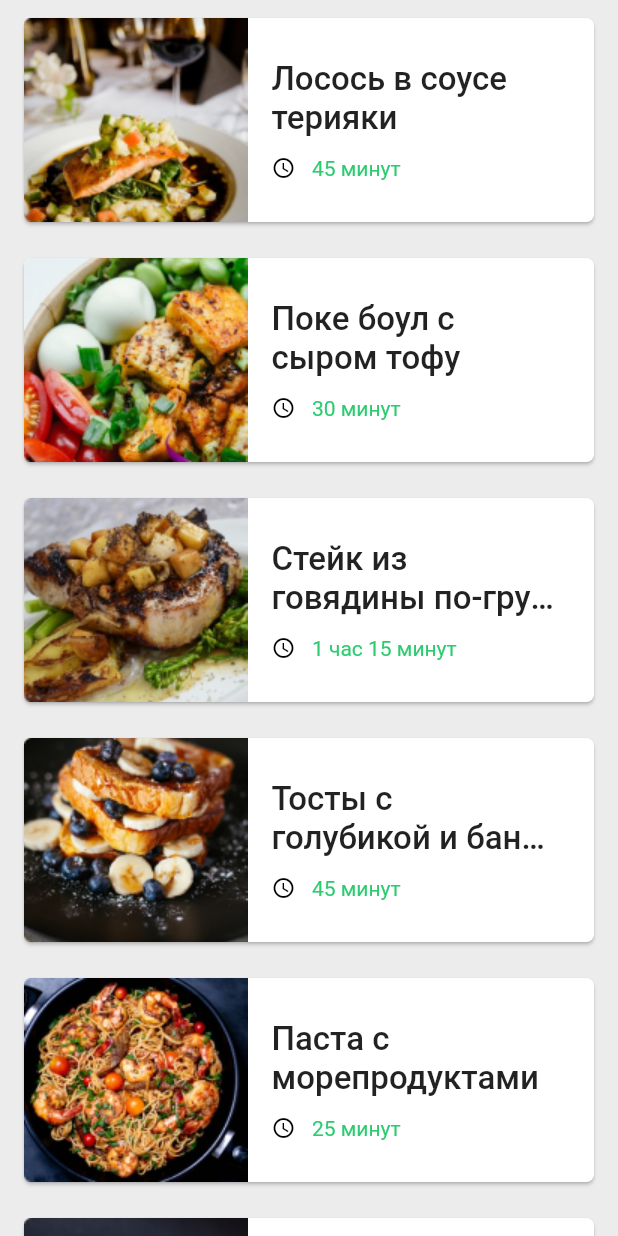
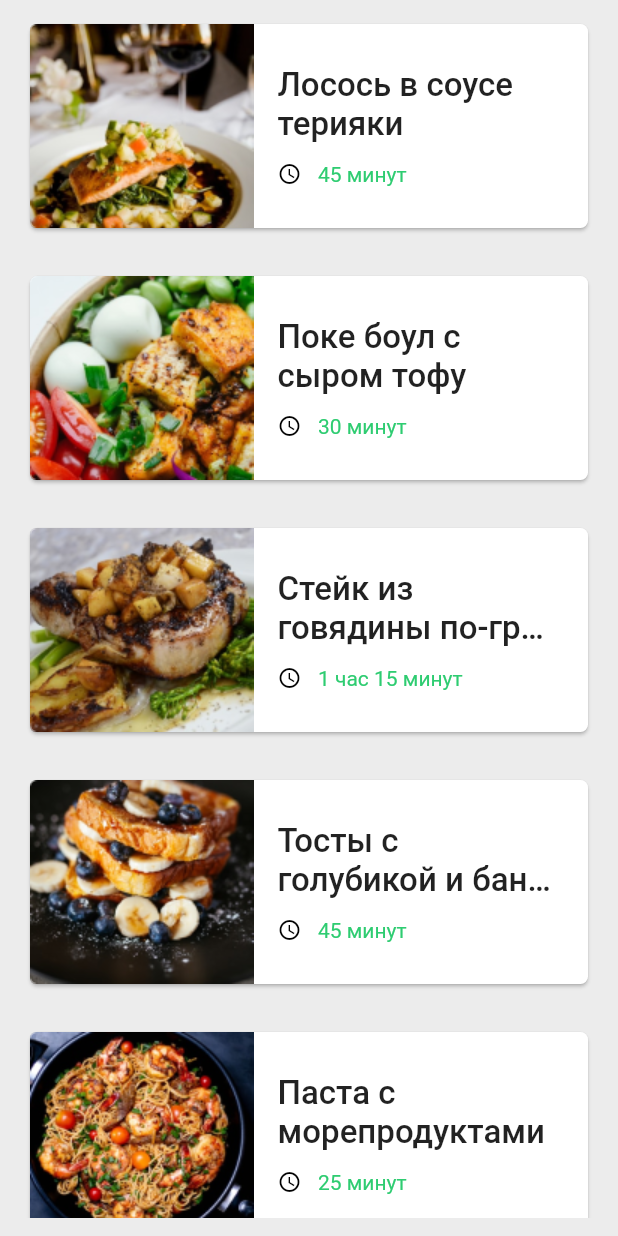
Before and after one commit to amoafina/otus_flutter, a Flutter app: the screen it shows after launch, on a phone screen of 412 x 824 dp. Run offline on Flutter 3.47's test engine with Material 2 defaults, Android fonts, the phone set to English and light mode, and no system bars.

Commit message:
Fix_hw_1
Убраны margin совсем, переход на listview.separated
Фиксированная ширина картинки.

```diff
--- a/lib/item_food_widget.dart
+++ b/lib/item_food_widget.dart
@@ -10,18 +10,14 @@ class ItemFoodWidget extends StatelessWidget {
   @override
   Widget build(BuildContext context) {
     return Card(
-      margin: const EdgeInsets.symmetric(
-        horizontal: 16.0,
-        vertical: 12.0,
-      ),
       color: Colors.white,
       shape: RoundedRectangleBorder(borderRadius: BorderRadius.circular(5)),
       child: Row(
         mainAxisSize: MainAxisSize.max,
         children: [
-          Flexible(flex: 2, child: Image.asset(food.getLocalPath())),
+          Image.asset(food.getLocalPath(), width: 149,),
           Flexible(
-            flex: 3,
+            flex: 1,
             child: Padding(
               padding: const EdgeInsets.only(
                 left: 16.0,
--- a/lib/main.dart
+++ b/lib/main.dart
@@ -78,12 +78,20 @@ class _MyHomePageState extends State<MyHomePage> {
     return Scaffold(
         backgroundColor: '#ECECEC'.toColor(),
         body: SafeArea(
-          child: ListView.builder(
-            physics: const BouncingScrollPhysics(),
-            itemBuilder: (context, position) {
-              return ItemFoodWidget(foods[position]);
-            },
-            itemCount: foods.length,
+          child: Padding(
+            padding: const EdgeInsets.symmetric(
+              horizontal: 16.0,
+              vertical: 12.0,
+            ),
+            child: ListView.separated(
+              physics: const BouncingScrollPhysics(),
+              itemBuilder: (context, position) {
+                return ItemFoodWidget(foods[position]);
+              },
+              itemCount: foods.length,
+              separatorBuilder: (BuildContext context, int index) =>
+                  Container(height: 24),
+            ),
           ),
         ));
   }
```
